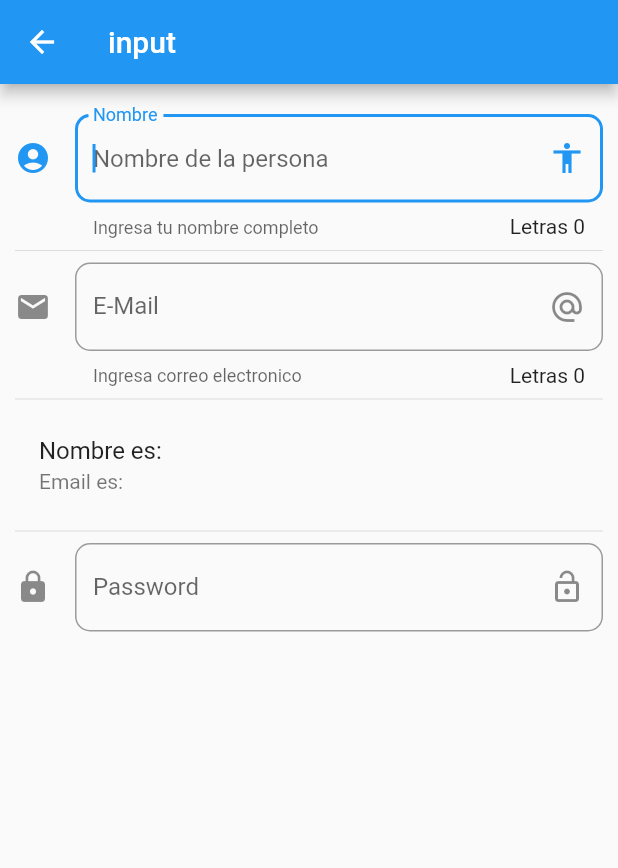
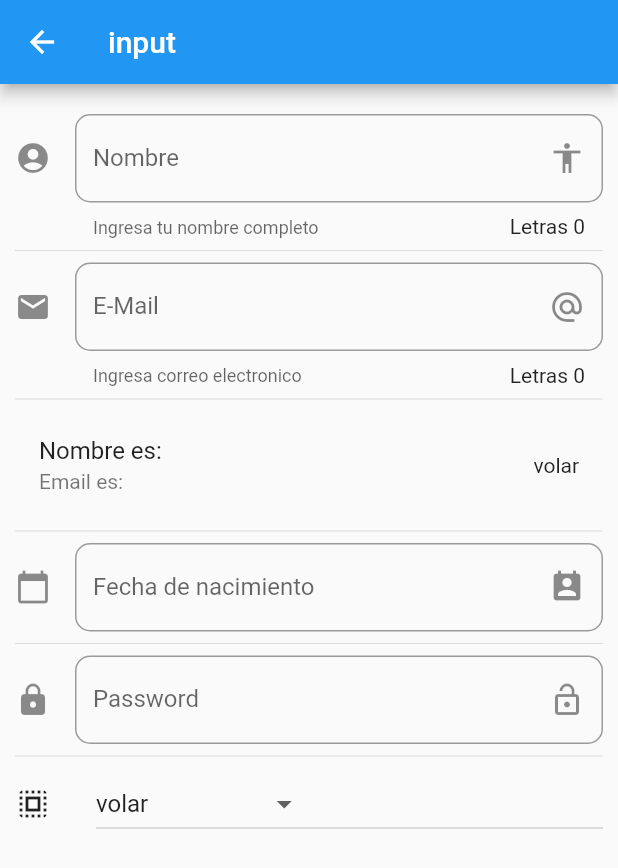
Before and after one commit to CarlosJacob/componentesFlutter, a Flutter app: the screen it shows after launch, after a tap on "Inputs", on a phone screen of 412 x 824 dp. Shown: the top 868 px of the screen. Run offline on Flutter 3.47's test engine with Material 2 defaults, Android fonts, the phone set to English and light mode, and no system bars; missing offline and left inert: flutter_dynatrace; network calls fail.

Commit message:
input menu ready

```diff
--- a/lib/main.dart
+++ b/lib/main.dart
@@ -3,6 +3,7 @@ import 'package:flutter/material.dart';
 //importandos
 // import 'package:componentes/scr/pages/alert_page.dart';
 import 'package:componentes/scr/routes/routes.dart';
+import 'package:flutter_localizations/flutter_localizations.dart';
 
 //import 'package:componentes/scr/pages/home_temp.dart';
 // import 'package:componentes/scr/pages/home_pages.dart';
@@ -14,6 +15,14 @@ class MyApp extends StatelessWidget {
   Widget build(BuildContext context) {
     return MaterialApp(
       debugShowCheckedModeBanner: false,
+      localizationsDelegates: [
+        GlobalMaterialLocalizations.delegate,
+        GlobalWidgetsLocalizations.delegate,
+      ],
+      supportedLocales: [
+        const Locale('en', 'US'), // English
+        const Locale('es', 'ES'), // Español
+      ],
       title: 'Componentes App',
       // home: HomePages(),
       initialRoute: '/',
--- a/lib/scr/pages/home_pages.dart
+++ b/lib/scr/pages/home_pages.dart
@@ -1,7 +1,8 @@
 import 'package:componentes/scr/providers/menu_provider.dart';
 import 'package:componentes/scr/utils/icono_string_util.dart';
+import 'package:flutter_dynatrace/flutter_dynatrace.dart';
+import 'dart:io' show Platform;
 import 'package:flutter/material.dart';
-
 import 'alert_page.dart';
 
 class HomePage extends StatelessWidget {
@@ -21,8 +22,9 @@ class HomePage extends StatelessWidget {
       future: menuProvider.cargaData(),
       initialData: [],
       builder: (context, AsyncSnapshot<List<dynamic>> snapshot) {
-        print('builder');
-        print(snapshot.data);
+        // print('builder');
+        // print(snapshot.data);
+        Dynatrace.identifyUser('Carlos Jacob');
         return ListView(
           children: _listaItems(snapshot.data, context),
         );
@@ -42,11 +44,17 @@ class HomePage extends StatelessWidget {
           color: Colors.blue,
         ),
         onTap: () {
+          String _opcion = opt['texto'];
+          Dynatrace.enterAction(
+              parentAction: '0', parentActionName: "Click en $_opcion");
+          print(Dynatrace.enterAction);
           Navigator.pushNamed(context, opt['ruta']);
+          Dynatrace.leaveAction(parentAction: '0');
           // final route = MaterialPageRoute(builder: (context) => AlertPage());
           // Navigator.push(context, route);
         },
       );
+
       opciones..add(widgetTemp)..add(Divider());
     });
 
--- a/lib/scr/pages/input_page.dart
+++ b/lib/scr/pages/input_page.dart
@@ -8,6 +8,19 @@ class InputPage extends StatefulWidget {
 class _InputPageState extends State<InputPage> {
   String _nombre = '';
   String _email = '';
+  String _fecha = '';
+
+  String _opcionSelecionada = 'volar';
+
+  TextEditingController _inputFieldDateController = new TextEditingController();
+
+  List<String> _poderes = [
+    'volar',
+    'Rayos x',
+    'super fuerza',
+    'super de supers'
+  ];
+
   @override
   Widget build(BuildContext context) {
     return Scaffold(
@@ -23,7 +36,11 @@ class _InputPageState extends State<InputPage> {
           Divider(),
           _crearPersona(),
           Divider(),
+          _crearFecha(context),
+          Divider(),
           _crearPassword(),
+          Divider(),
+          _crearDropdown(),
         ],
       ),
     );
@@ -31,7 +48,7 @@ class _InputPageState extends State<InputPage> {
 
   Widget _crearInput() {
     return TextField(
-      autofocus: true,
+      autofocus: false,
       textCapitalization: TextCapitalization.sentences,
       decoration: InputDecoration(
         border: OutlineInputBorder(borderRadius: BorderRadius.circular(10.0)),
@@ -55,6 +72,7 @@ class _InputPageState extends State<InputPage> {
     return ListTile(
       title: Text('Nombre es: $_nombre'),
       subtitle: Text('Email es: $_email'),
+      trailing: Text(_opcionSelecionada),
     );
   }
 
@@ -79,7 +97,7 @@ class _InputPageState extends State<InputPage> {
     );
   }
 
-  _crearPassword() {
+  Widget _crearPassword() {
     return TextField(
       obscureText: true,
       decoration: InputDecoration(
@@ -91,4 +109,68 @@ class _InputPageState extends State<InputPage> {
       ),
     );
   }
+
+  Widget _crearFecha(context) {
+    return TextField(
+      enableInteractiveSelection: false,
+      controller: _inputFieldDateController,
+      decoration: InputDecoration(
+        border: OutlineInputBorder(borderRadius: BorderRadius.circular(10.0)),
+        hintText: 'Fecha de nacimiento',
+        labelText: 'Fecha de nacimiento',
+        suffixIcon: Icon(Icons.perm_contact_calendar),
+        icon: Icon(Icons.calendar_today),
+      ),
+      onTap: () {
+        FocusScope.of(context).requestFocus(new FocusNode());
+        _selectDate(context);
+      },
+    );
+  }
+
+  _selectDate(BuildContext context) async {
+    DateTime picked = await showDatePicker(
+      context: context,
+      initialDate: new DateTime.now(),
+      firstDate: new DateTime(2018),
+      lastDate: new DateTime(2021),
+    );
+    if (picked != null) {
+      setState(() {
+        _fecha = picked.toString();
+        _inputFieldDateController.text = _fecha;
+      });
+    }
+  }
+
+  List<DropdownMenuItem<String>> getOpcionesDropdown() {
+    List<DropdownMenuItem<String>> lista = new List();
+    _poderes.forEach((poder) {
+      lista.add(
+        DropdownMenuItem(child: Text(poder), value: poder),
+      );
+    });
+    return lista;
+  }
+
+  Widget _crearDropdown() {
+    return Row(
+      children: <Widget>[
+        Icon(Icons.select_all),
+        SizedBox(width: 30.0),
+        Expanded(
+          child: DropdownButton(
+            items: getOpcionesDropdown(),
+            value: _opcionSelecionada,
+            onChanged: (opt) {
+              setState(() {
+                _opcionSelecionada = opt;
+              });
+              print(opt);
+            },
+          ),
+        )
+      ],
+    );
+  }
 }
--- a/pubspec.yaml
+++ b/pubspec.yaml
@@ -24,6 +24,9 @@ dependencies:
   flutter:
     sdk: flutter
   flutter_dynatrace: ^0.0.9
+  flutter_localizations:
+    sdk: flutter
+
 
   # The following adds the Cupertino Icons font to your application.
   # Use with the CupertinoIcons class for iOS style icons.
```
Also changed, not shown: pubspec.lock, 1 other file.
